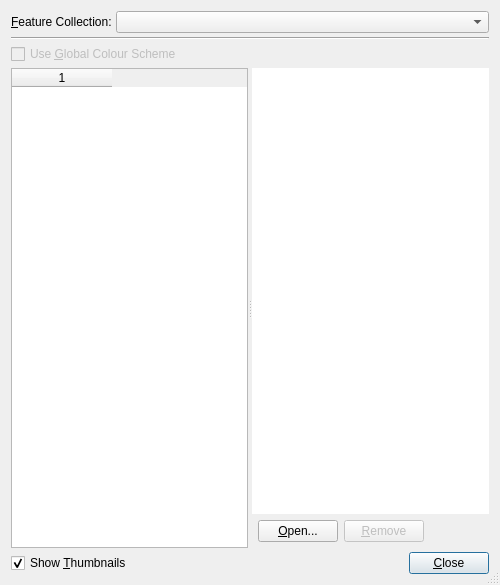
Qt form src/qt-widgets/ColouringDialogUi.ui (GPlates/GPlates) before a commit.
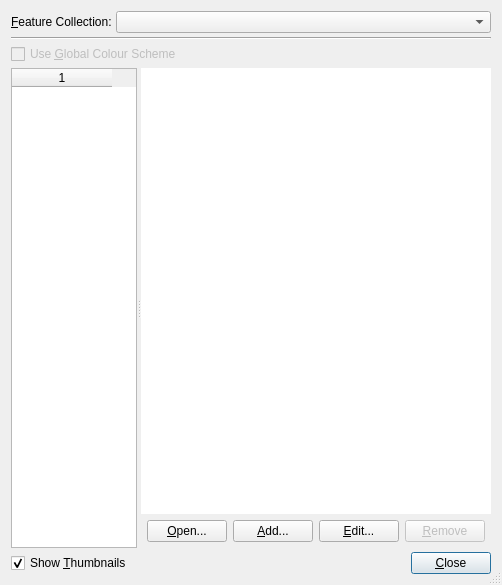
The same form after that commit.

Commit message:
(trunk) Replaced source:/gplates/trunk using source:/gplates/branches/colouring-2009-sep-28@8642 incorporating log:/gplates/branches/colouring-2009-sep-28@8399:8642 ([log:/gplates/trunk@8604:8642 No changes on trunk] since last update from trunk).
This is "[wiki:MergingInSubversion#Replacingonebranchwithanother replacing one branch with another]". The command used was:
{{{
	svn merge https://svn-test.gplates.org/gplates/trunk@8642 https://svn-test.gplates.org/gplates/branches/colouring-2009-sep-28@8642
}}}
from inside the root directory of a working copy of the trunk.

Diff of the .ui file:
```diff
--- a/src/qt-widgets/ColouringDialogUi.ui
+++ b/src/qt-widgets/ColouringDialogUi.ui
@@ -1,11 +1,11 @@
 <ui version="4.0" >
  <class>ColouringDialog</class>
- <widget class="QDialog" name="ColouringDialog" >
-  <property name="geometry" >
+ <widget class="QDialog" name="ColouringDialog">
+  <property name="geometry">
    <rect>
     <x>0</x>
     <y>0</y>
-    <width>500</width>
+    <width>502</width>
     <height>585</height>
    </rect>
   </property>
@@ -164,8 +164,22 @@
              </widget>
             </item>
             <item>
-             <widget class="QPushButton" name="remove_button" >
-              <property name="enabled" >
+             <widget class="QPushButton" name="add_button">
+              <property name="text">
+               <string>&amp;Add...</string>
+              </property>
+             </widget>
+            </item>
+            <item>
+             <widget class="QPushButton" name="edit_button">
+              <property name="text">
+               <string>&amp;Edit...</string>
+              </property>
+             </widget>
+            </item>
+            <item>
+             <widget class="QPushButton" name="remove_button">
+              <property name="enabled">
                <bool>false</bool>
               </property>
               <property name="text" >
```
Left out of the diff: 129 changed lines with no effect on the pictures. The commit also changes 130 other files.
